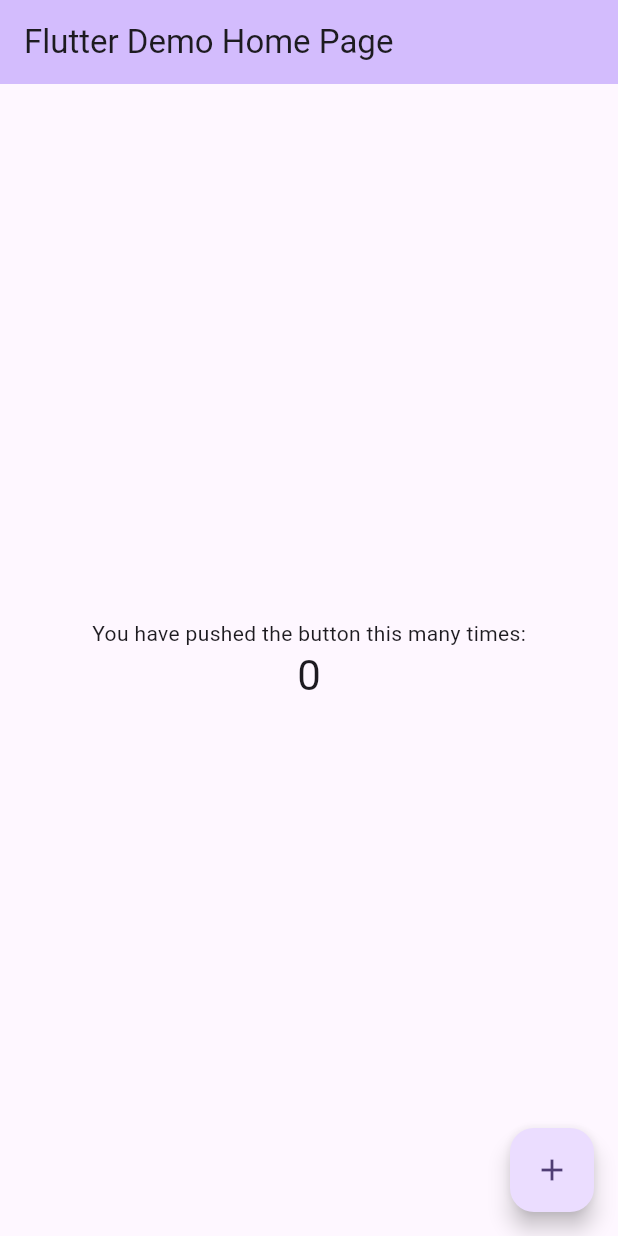
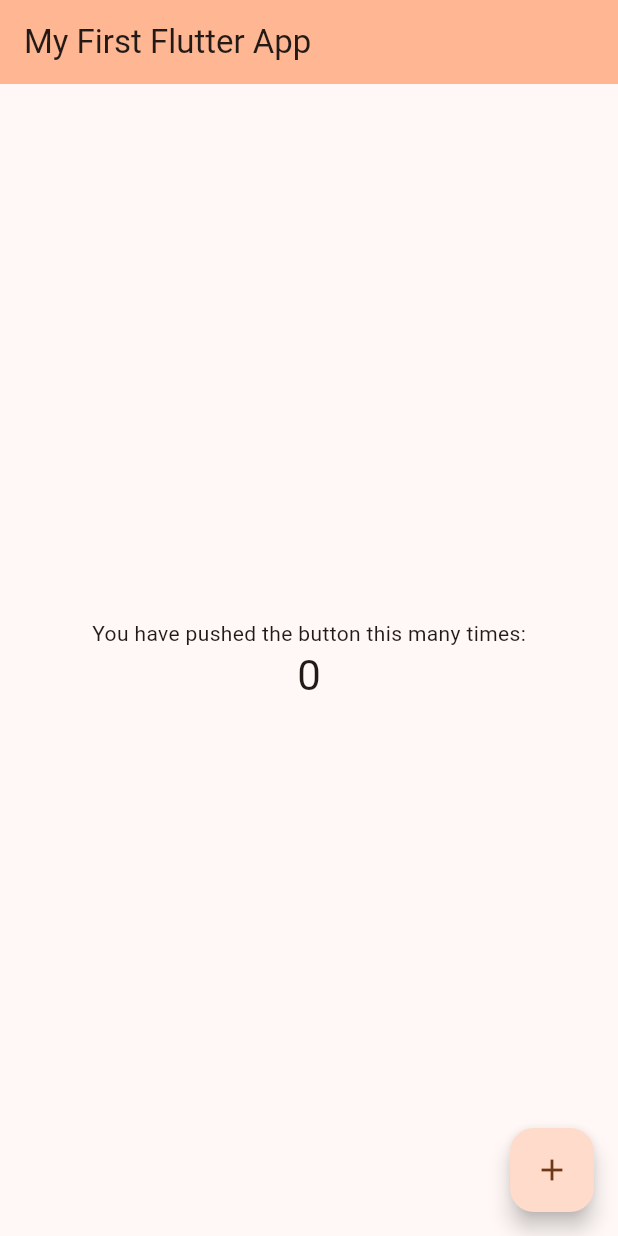
Before and after one commit to francheizko/flutter_first_codelab, a Flutter app: the screen it shows after launch, on a phone screen of 412 x 824 dp. Run offline on Flutter 3.47's test engine with Material 2 defaults, Android fonts, the phone set to English and light mode, and no system bars.

Commit message:
My first testing with git

```diff
--- a/lib/main.dart
+++ b/lib/main.dart
@@ -28,10 +28,11 @@ class MyApp extends StatelessWidget {
         //
         // This works for code too, not just values: Most code changes can be
         // tested with just a hot reload.
-        colorScheme: ColorScheme.fromSeed(seedColor: Colors.deepPurple),
+        colorScheme: ColorScheme.fromSeed(
+            seedColor: const Color.fromARGB(255, 183, 102, 58)),
         useMaterial3: true,
       ),
-      home: const MyHomePage(title: 'Flutter Demo Home Page'),
+      home: const MyHomePage(title: 'My First Flutter App'),
     );
   }
 }
```
